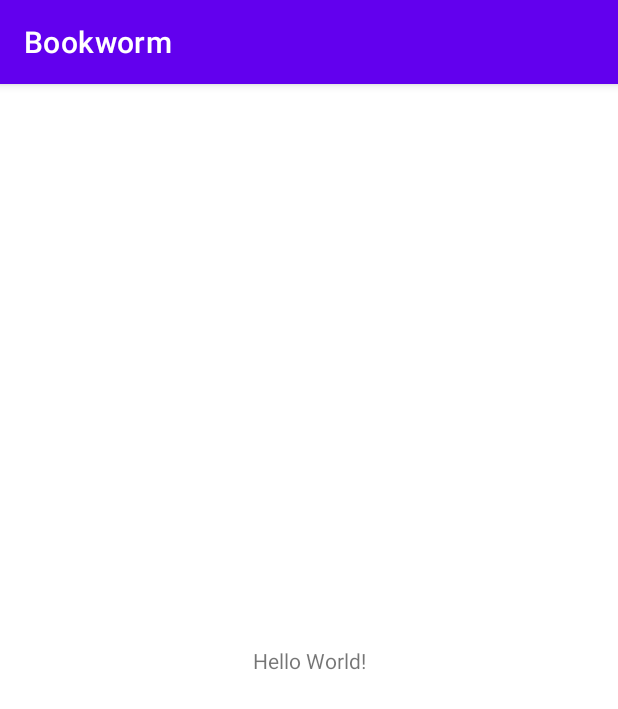
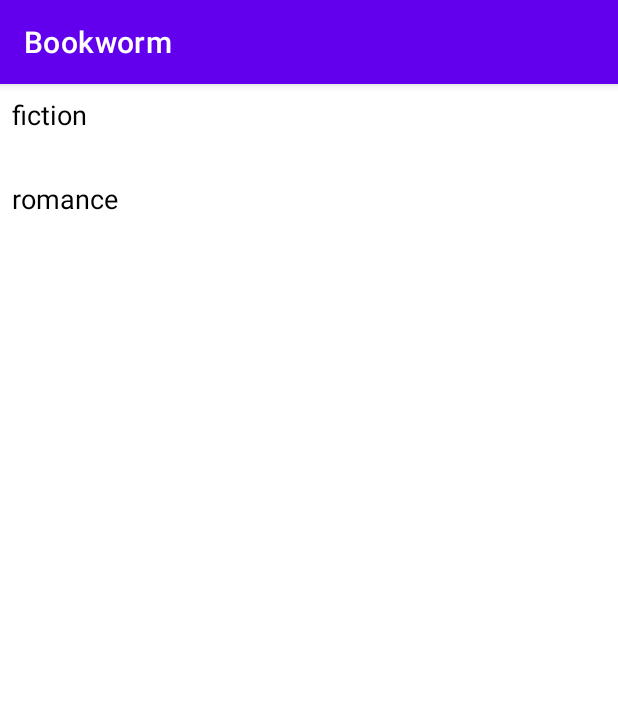
Before and after one commit to kriti18singh/Bookworm, an Android app: the screen it shows after launch (MainActivity), on a phone screen of 412 x 824 dp. Shown: the top 709 px of the screen. Run offline under Robolectric (Android 15) with nearby library versions, the phone set to English and light mode, and no system bars.

Commit message:
Add initial RecyclerView code

```diff
--- a/Bookworm/app/src/main/java/com/bookworm/MainActivity.java
+++ b/Bookworm/app/src/main/java/com/bookworm/MainActivity.java
@@ -1,14 +1,37 @@
 package com.bookworm;
 
 import androidx.appcompat.app.AppCompatActivity;
+import androidx.recyclerview.widget.LinearLayoutManager;
+import androidx.recyclerview.widget.RecyclerView;
 
 import android.os.Bundle;
 
+import com.bookworm.adapters.PopularCategoryAdapter;
+import com.bookworm.model.PopularCategory;
+
+import java.util.ArrayList;
+import java.util.List;
+
 public class MainActivity extends AppCompatActivity {
+
+    private RecyclerView mMainView;
+    private List<PopularCategory> mCategoryList = new ArrayList<>();
+    private PopularCategoryAdapter mCategoryAdapter;
 
     @Override
     protected void onCreate(Bundle savedInstanceState) {
         super.onCreate(savedInstanceState);
         setContentView(R.layout.activity_main);
+
+        mCategoryList.add(new PopularCategory("fiction"));
+        mCategoryList.add(new PopularCategory("romance"));
+
+        mMainView = findViewById(R.id.mainRecyclerView);
+
+
+        mCategoryAdapter = new PopularCategoryAdapter(mCategoryList, this);
+        LinearLayoutManager manager = new LinearLayoutManager(this);
+        mMainView.setLayoutManager(manager);
+        mMainView.setAdapter(mCategoryAdapter);
     }
 }
--- /dev/null
+++ b/Bookworm/app/src/main/java/com/bookworm/adapters/PopularCategoryAdapter.java
@@ -0,0 +1,58 @@
+package com.bookworm.adapters;
+
+import android.content.Context;
+import android.view.LayoutInflater;
+import android.view.View;
+import android.view.ViewGroup;
+import android.widget.TextView;
+
+import com.bookworm.R;
+import com.bookworm.model.PopularCategory;
+
+import java.util.List;
+
+import androidx.annotation.NonNull;
+import androidx.recyclerview.widget.LinearLayoutManager;
+import androidx.recyclerview.widget.RecyclerView;
+
+public class PopularCategoryAdapter extends RecyclerView.Adapter<PopularCategoryAdapter.ViewHolder> {
+
+    private Context mContext;
+    private List<PopularCategory> mCategories;
+
+    public PopularCategoryAdapter(List<PopularCategory> list, Context context) {
+        mContext = context;
+        mCategories = list;
+    }
+
+    @NonNull
+    @Override
+    public ViewHolder onCreateViewHolder(@NonNull ViewGroup parent, int viewType) {
+        View view = LayoutInflater.from(mContext).inflate(R.layout.single_category, parent, false);
+        return new ViewHolder(view);
+    }
+
+    @Override
+    public void onBindViewHolder(@NonNull ViewHolder holder, int position) {
+        holder.recyclerView.setAdapter(new VolumeInfoAdapter(mContext, mCategories.get(position).getmList()));
+        holder.recyclerView.setLayoutManager(new LinearLayoutManager(mContext, LinearLayoutManager.HORIZONTAL, false));
+        holder.recyclerView.setHasFixedSize(true);
+        holder.tvHeading.setText(mCategories.get(position).getCategory());
+    }
+
+    @Override
+    public int getItemCount() {
+        return mCategories.size();
+    }
+
+    public class ViewHolder extends RecyclerView.ViewHolder {
+        RecyclerView recyclerView;
+        TextView tvHeading;
+
+        public ViewHolder(View itemView) {
+            super(itemView);
+            recyclerView = (RecyclerView) itemView.findViewById(R.id.rvCategories);
+            tvHeading = (TextView) itemView.findViewById(R.id.tvCategoryName);
+        }
+    }
+}
--- /dev/null
+++ b/Bookworm/app/src/main/java/com/bookworm/adapters/VolumeInfoAdapter.java
@@ -0,0 +1,59 @@
+package com.bookworm.adapters;
+
+import android.content.Context;
+import android.view.LayoutInflater;
+import android.view.View;
+import android.view.ViewGroup;
+import android.widget.ImageView;
+import android.widget.TextView;
+
+import com.bookworm.R;
+import com.bookworm.model.VolumeInfo;
+
+import java.util.List;
+
+import androidx.annotation.NonNull;
+import androidx.recyclerview.widget.RecyclerView;
+
+public class VolumeInfoAdapter extends RecyclerView.Adapter<VolumeInfoAdapter.VolumeInfoViewHolder> {
+
+    private Context mContext;
+    private List<VolumeInfo> mList;
+
+    public VolumeInfoAdapter(Context mContext, List<VolumeInfo> mList) {
+        this.mContext = mContext;
+        this.mList = mList;
+    }
+
+    @NonNull
+    @Override
+    public VolumeInfoViewHolder onCreateViewHolder(@NonNull ViewGroup parent, int viewType) {
+        View view = LayoutInflater.from(mContext).inflate(R.layout.single_volume_info, parent, false);
+        return new VolumeInfoViewHolder(view);
+    }
+
+    @Override
+    public void onBindViewHolder(@NonNull VolumeInfoViewHolder holder, int position) {
+        VolumeInfo volume = mList.get(position);
+        holder.tv.setText(volume.getName());
+        holder.tv1.setText(volume.getAuthor());
+        //Picasso.get().load(chapter.imageUrl).into(holder.ivChapter);
+    }
+
+    @Override
+    public int getItemCount() {
+        return mList.size();
+    }
+
+    public class VolumeInfoViewHolder extends RecyclerView.ViewHolder {
+        public ImageView ivVolumeInfo;
+        public TextView tv, tv1;
+
+        public VolumeInfoViewHolder(View itemView) {
+            super(itemView);
+            tv = (TextView) itemView.findViewById(R.id.tvVolumeName);
+            tv1 = (TextView) itemView.findViewById(R.id.tvVolumeAuthorName);
+            //ivChapter = (ImageView) itemView.findViewById(R.id.ivChapter);
+        }
+    }
+}
--- /dev/null
+++ b/Bookworm/app/src/main/java/com/bookworm/model/PopularCategory.java
@@ -0,0 +1,31 @@
+package com.bookworm.model;
+
+import java.util.ArrayList;
+import java.util.List;
+
+public class PopularCategory {
+    private String mCategory;
+
+    private List<VolumeInfo> mList;
+
+    public PopularCategory(String mCategory) {
+        this.mCategory = mCategory;
+        mList = new ArrayList<>();
+    }
+
+    public String getCategory() {
+        return mCategory;
+    }
+
+    public void setCategory(String mCategory) {
+        this.mCategory = mCategory;
+    }
+
+    public List<VolumeInfo> getmList() {
+        return mList;
+    }
+
+    public void setmList(List<VolumeInfo> mList) {
+        this.mList = mList;
+    }
+}
--- a/Bookworm/app/src/main/res/layout/activity_main.xml
+++ b/Bookworm/app/src/main/res/layout/activity_main.xml
@@ -6,13 +6,9 @@
     android:layout_height="match_parent"
     tools:context=".MainActivity">
 
-    <TextView
-        android:layout_width="wrap_content"
-        android:layout_height="wrap_content"
-        android:text="Hello World!"
-        app:layout_constraintBottom_toBottomOf="parent"
-        app:layout_constraintLeft_toLeftOf="parent"
-        app:layout_constraintRight_toRightOf="parent"
-        app:layout_constraintTop_toTopOf="parent" />
+    <androidx.recyclerview.widget.RecyclerView
+        android:layout_width="match_parent"
+        android:layout_height="match_parent"
+        android:id="@+id/mainRecyclerView" />
 
 </androidx.constraintlayout.widget.ConstraintLayout>
--- /dev/null
+++ b/Bookworm/app/src/main/res/layout/single_category.xml
@@ -0,0 +1,29 @@
+<?xml version="1.0" encoding="utf-8"?>
+<LinearLayout xmlns:android="http://schemas.android.com/apk/res/android"
+    android:layout_width="match_parent"
+    android:layout_height="wrap_content"
+    android:orientation="vertical">
+
+    <LinearLayout
+        android:orientation="vertical"
+        android:background="#FFFFFF"
+        android:layout_width="match_parent"
+        android:layout_height="match_parent"
+        android:layout_marginBottom="15dp">
+
+        <TextView
+            android:id="@+id/tvCategoryName"
+            android:layout_width="wrap_content"
+            android:layout_height="wrap_content"
+            android:layout_margin="8dp"
+            android:textSize="18sp"
+            android:textColor="#000000" />
+
+        <androidx.recyclerview.widget.RecyclerView
+            android:id="@+id/rvCategories"
+            android:layout_width="match_parent"
+            android:layout_height="match_parent" />
+
+    </LinearLayout>
+
+</LinearLayout>
--- a/Bookworm/gradle.properties
+++ b/Bookworm/gradle.properties
@@ -19,3 +19,4 @@ android.useAndroidX=true
 # resources declared in the library itself and none from the library's dependencies,
 # thereby reducing the size of the R class for that library
 android.nonTransitiveRClass=true
+android.enableJetifier=true
```
Also changed, not shown: Bookworm/app/src/main/java/com/bookworm/model/VolumeInfo.java (added, +32 -0 lines), Bookworm/app/src/main/res/layout/single_volume_info.xml (added, +53 -0 lines).
